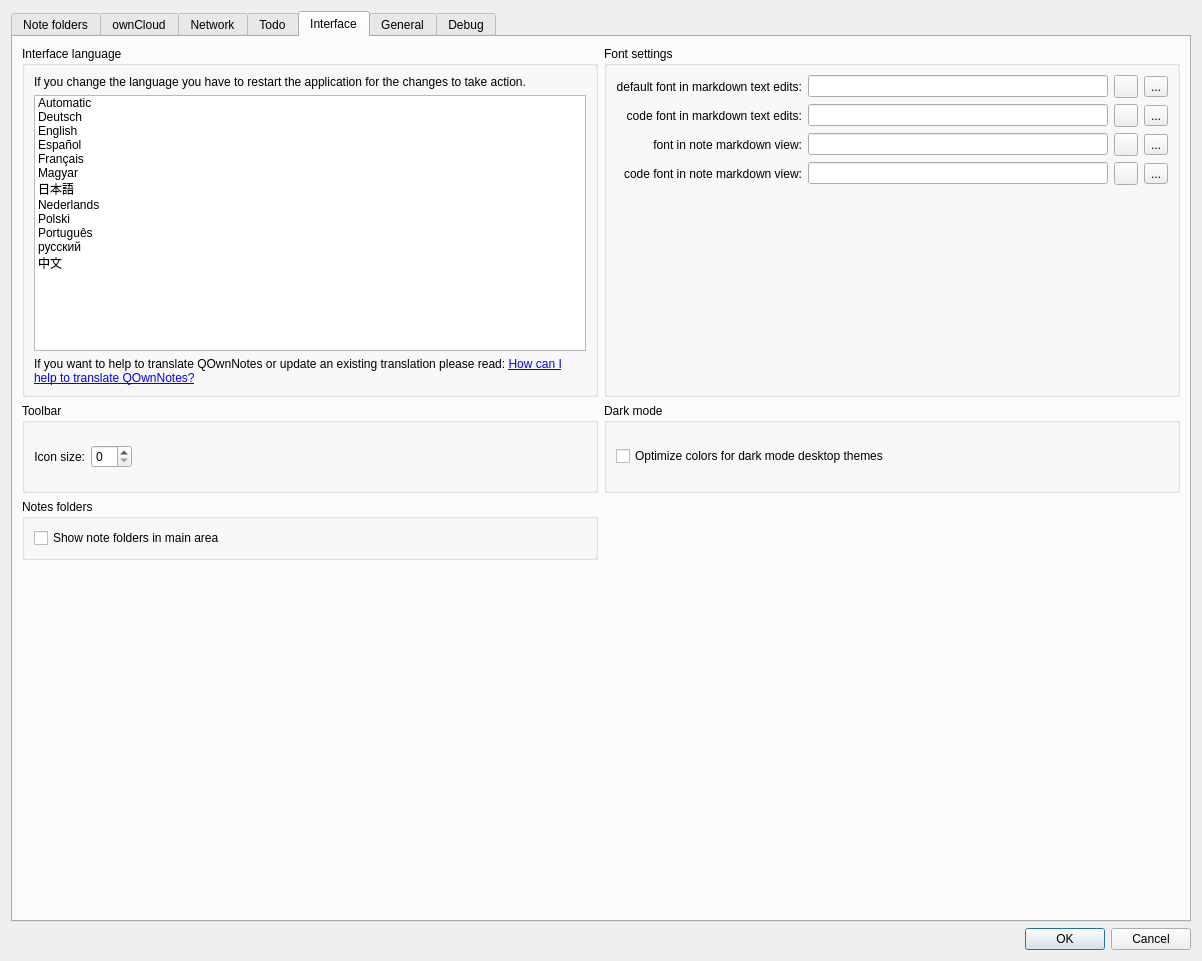
Before: the Qt Designer form src/dialogs/settingsdialog.ui in pbek/QOwnNotes, drawn with Qt 5.
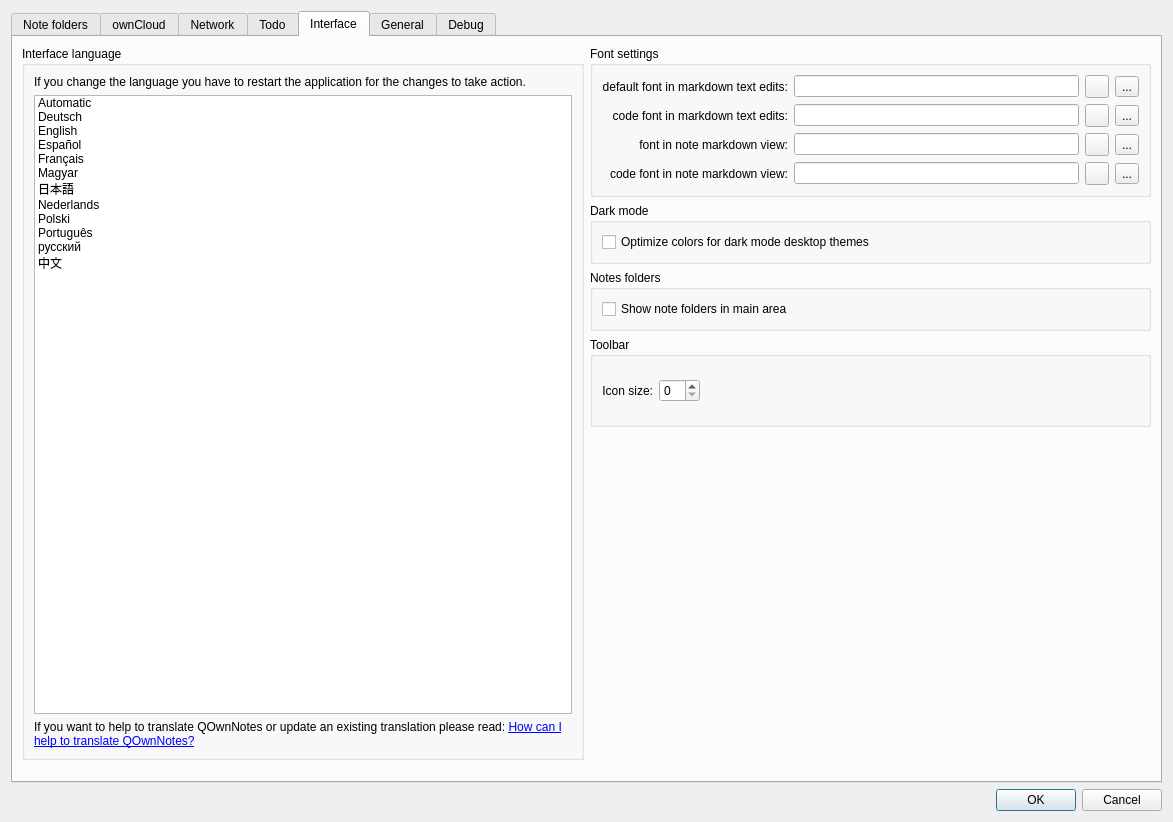
After: the same form once the commit is applied. The open tabs and pages were chosen to show the change. Icons and pictures are not drawn. Custom widgets are drawn as their Qt base class.

What changed in the file:
```diff
--- a/src/dialogs/settingsdialog.ui
+++ b/src/dialogs/settingsdialog.ui
@@ -6,8 +6,8 @@
    <rect>
     <x>0</x>
     <y>0</y>
-    <width>1202</width>
-    <height>961</height>
+    <width>1173</width>
+    <height>822</height>
    </rect>
   </property>
   <property name="windowTitle">
@@ -16,7 +16,7 @@
   <layout class="QGridLayout" name="gridLayout_2">
    <item row="0" column="0">
     <layout class="QGridLayout" name="gridLayout">
-     <item row="1" column="0">
+     <item row="0" column="0">
       <widget class="QTabWidget" name="tabWidget">
        <property name="currentIndex">
         <number>0</number>
@@ -1285,388 +1285,307 @@
         <layout class="QHBoxLayout" name="horizontalLayout_2">
          <item>
           <layout class="QGridLayout" name="gridLayout_29">
-           <item row="0" column="0">
-            <widget class="QGroupBox" name="groupBox_7">
-             <property name="minimumSize">
-              <size>
-               <width>0</width>
-               <height>0</height>
-              </size>
+           <item row="1" column="1" rowspan="3">
+            <widget class="QFrame" name="frame_2">
+             <property name="frameShape">
+              <enum>QFrame::NoFrame</enum>
              </property>
-             <property name="title">
-              <string>Interface language</string>
+             <property name="frameShadow">
+              <enum>QFrame::Raised</enum>
              </property>
-             <layout class="QGridLayout" name="gridLayout_10">
-              <item row="2" column="0">
-               <widget class="QLabel" name="label_8">
-                <property name="text">
-                 <string>&lt;html&gt;&lt;head/&gt;&lt;body&gt;&lt;p&gt;If you want to help to translate QOwnNotes or update an existing translation please read: &lt;a href=&quot;http://www.qownnotes.org/Knowledge-base/How-can-I-help-to-translate-QOwnNotes&quot;&gt;How can I help to translate QOwnNotes?&lt;/a&gt;&lt;/p&gt;&lt;/body&gt;&lt;/html&gt;</string>
+             <layout class="QVBoxLayout" name="verticalLayout_8">
+              <property name="leftMargin">
+               <number>0</number>
+              </property>
+              <property name="topMargin">
+               <number>0</number>
+              </property>
+              <property name="rightMargin">
+               <number>0</number>
+              </property>
+              <property name="bottomMargin">
+               <number>0</number>
+              </property>
+              <item>
+               <widget class="QGroupBox" name="groupBox_2">
+                <property name="sizePolicy">
+                 <sizepolicy hsizetype="Minimum" vsizetype="Preferred">
+                  <horstretch>0</horstretch>
+                  <verstretch>0</verstretch>
+                 </sizepolicy>
                 </property>
-                <property name="wordWrap">
-                 <bool>true</bool>
+                <property name="title">
+                 <string>Font settings</string>
                 </property>
-                <property name="openExternalLinks">
-                 <bool>true</bool>
-                </property>
+                <layout class="QGridLayout" name="gridLayout_6">
+                 <item row="0" column="1">
+                  <widget class="QLineEdit" name="noteTextEditFontLabel">
+                   <property name="readOnly">
+                    <bool>true</bool>
+                   </property>
+                  </widget>
+                 </item>
+                 <item row="3" column="1">
+                  <widget class="QLineEdit" name="noteTextViewCodeFontLabel">
+                   <property name="readOnly">
+                    <bool>true</bool>
+                   </property>
+                  </widget>
+                 </item>
+                 <item row="2" column="1">
+                  <widget class="QLineEdit" name="noteTextViewFontLabel">
+                   <property name="readOnly">
+                    <bool>true</bool>
+                   </property>
+                  </widget>
+                 </item>
+                 <item row="2" column="0">
+                  <widget class="QLabel" name="noteTextViewFontHeadlineLabel">
+                   <property name="text">
+                    <string>font in note markdown view:</string>
+                   </property>
+                   <property name="alignment">
+                    <set>Qt::AlignRight|Qt::AlignTrailing|Qt::AlignVCenter</set>
+                   </property>
+                  </widget>
+                 </item>
+                 <item row="0" column="0">
+                  <widget class="QLabel" name="noteTextEditFontHeadlineLabel">
+                   <property name="text">
+                    <string>default font in markdown text edits:</string>
+                   </property>
+                   <property name="alignment">
+                    <set>Qt::AlignRight|Qt::AlignTrailing|Qt::AlignVCenter</set>
+                   </property>
+                  </widget>
+                 </item>
+                 <item row="1" column="3">
+                  <widget class="QToolButton" name="noteTextEditCodeResetButton">
+                   <property name="toolTip">
+                    <string>reset font</string>
+                   </property>
+                   <property name="text">
+                    <string notr="true">...</string>
+                   </property>
+                   <property name="icon">
+                    <iconset theme="dialog-cancel" resource="../breeze-qownnotes.qrc">
+                     <normaloff>:/icons/breeze-qownnotes/16x16/dialog-cancel.svg</normaloff>:/icons/breeze-qownnotes/16x16/dialog-cancel.svg</iconset>
+                   </property>
+                  </widget>
+                 </item>
+                 <item row="0" column="3">
+                  <widget class="QToolButton" name="noteTextEditResetButton">
+                   <property name="toolTip">
+                    <string>reset font</string>
+                   </property>
+                   <property name="text">
+                    <string notr="true">...</string>
+                   </property>
+                   <property name="icon">
+                    <iconset theme="dialog-cancel" resource="../breeze-qownnotes.qrc">
+                     <normaloff>:/icons/breeze-qownnotes/16x16/dialog-cancel.svg</normaloff>:/icons/breeze-qownnotes/16x16/dialog-cancel.svg</iconset>
+                   </property>
+                  </widget>
+                 </item>
+                 <item row="2" column="2">
+                  <widget class="QToolButton" name="noteTextViewButton">
+                   <property name="toolTip">
+                    <string>set a new font</string>
+                   </property>
+                   <property name="text">
+                    <string/>
+                   </property>
+                   <property name="icon">
+                    <iconset theme="gtk-select-font" resource="../breeze-qownnotes.qrc">
+                     <normaloff>:/icons/breeze-qownnotes/16x16/gtk-select-font.svg</normaloff>:/icons/breeze-qownnotes/16x16/gtk-select-font.svg</iconset>
+                   </property>
+                  </widget>
+                 </item>
+                 <item row="1" column="0">
+                  <widget class="QLabel" name="noteTextEditCodeFontHeadlineLabel">
+                   <property name="text">
+                    <string>code font in markdown text edits:</string>
+                   </property>
+                   <property name="alignment">
+                    <set>Qt::AlignRight|Qt::AlignTrailing|Qt::AlignVCenter</set>
+                   </property>
+                  </widget>
+                 </item>
+                 <item row="3" column="0">
+                  <widget class="QLabel" name="noteTextViewCodeFontHeadlineLabel">
+                   <property name="text">
+                    <string>code font in note markdown view:</string>
+                   </property>
+                   <property name="alignment">
+                    <set>Qt::AlignRight|Qt::AlignTrailing|Qt::AlignVCenter</set>
+                   </property>
+                  </widget>
+                 </item>
+                 <item row="0" column="2">
+                  <widget class="QToolButton" name="noteTextEditButton">
+                   <property name="toolTip">
+                    <string>set a new font</string>
+                   </property>
+                   <property name="icon">
+                    <iconset theme="gtk-select-font" resource="../breeze-qownnotes.qrc">
+                     <normaloff>:/icons/breeze-qownnotes/16x16/gtk-select-font.svg</normaloff>:/icons/breeze-qownnotes/16x16/gtk-select-font.svg</iconset>
+                   </property>
+                  </widget>
+                 </item>
+                 <item row="1" column="1">
+                  <widget class="QLineEdit" name="noteTextEditCodeFontLabel">
+                   <property name="readOnly">
+                    <bool>true</bool>
+                   </property>
+                  </widget>
+                 </item>
+                 <item row="1" column="2">
+                  <widget class="QToolButton" name="noteTextEditCodeButton">
+                   <property name="toolTip">
+                    <string>set a new font</string>
+                   </property>
+                   <property name="text">
+                    <string/>
+                   </property>
+                   <property name="icon">
+                    <iconset theme="gtk-select-font" resource="../breeze-qownnotes.qrc">
+                     <normaloff>:/icons/breeze-qownnotes/16x16/gtk-select-font.svg</normaloff>:/icons/breeze-qownnotes/16x16/gtk-select-font.svg</iconset>
+                   </property>
+                  </widget>
+                 </item>
+                 <item row="2" column="3">
+                  <widget class="QToolButton" name="noteTextViewResetButton">
+                   <property name="toolTip">
+                    <string>reset font</string>
+                   </property>
+                   <property name="text">
+                    <string notr="true">...</string>
+                   </property>
+                   <property name="icon">
+                    <iconset theme="dialog-cancel" resource="../breeze-qownnotes.qrc">
+                     <normaloff>:/icons/breeze-qownnotes/16x16/dialog-cancel.svg</normaloff>:/icons/breeze-qownnotes/16x16/dialog-cancel.svg</iconset>
+                   </property>
+                  </widget>
+                 </item>
+                 <item row="3" column="3">
+                  <widget class="QToolButton" name="noteTextViewCodeResetButton">
+                   <property name="toolTip">
+                    <string>reset font</string>
+                   </property>
+                   <property name="text">
+                    <string notr="true">...</string>
+                   </property>
+                   <property name="icon">
+                    <iconset theme="dialog-cancel" resource="../breeze-qownnotes.qrc">
+                     <normaloff>:/icons/breeze-qownnotes/16x16/dialog-cancel.svg</normaloff>:/icons/breeze-qownnotes/16x16/dialog-cancel.svg</iconset>
+                   </property>
+                  </widget>
+                 </item>
+                 <item row="3" column="2">
+                  <widget class="QToolButton" name="noteTextViewCodeButton">
+                   <property name="toolTip">
+                    <string>set a new font</string>
+                   </property>
+                   <property name="text">
+                    <string/>
+                   </property>
+                   <property name="icon">
+                    <iconset theme="gtk-select-font" resource="../breeze-qownnotes.qrc">
+                     <normaloff>:/icons/breeze-qownnotes/16x16/gtk-select-font.svg</normaloff>:/icons/breeze-qownnotes/16x16/gtk-select-font.svg</iconset>
+                   </property>
+                  </widget>
+                 </item>
+                </layout>
                </widget>
               </item>
-              <item row="1" column="0">
-               <widget class="QListWidget" name="languageListWidget">
-                <item>
-                 <property name="text">
-                  <string>Automatic</string>
-                 </property>
-                 <property name="whatsThis">
-                  <string notr="true"/>
-                 </property>
-                </item>
-                <item>
-                 <property name="text">
-                  <string notr="true">Deutsch</string>
-                 </property>
-                 <property name="toolTip">
-                  <string>German</string>
-                 </property>
-                 <property name="whatsThis">
-                  <string notr="true">de</string>
-                 </property>
-                </item>
-                <item>
-                 <property name="text">
-                  <string notr="true">English</string>
-                 </property>
-                 <property name="toolTip">
-                  <string>English</string>
-                 </property>
-                 <property name="whatsThis">
-                  <string notr="true">en</string>
-                 </property>
-                </item>
-                <item>
-                 <property name="text">
-                  <string notr="true">Español</string>
-                 </property>
-                 <property name="toolTip">
-                  <string>Spanish</string>
-                 </property>
-                 <property name="whatsThis">
-                  <string notr="true">es</string>
-                 </property>
-                </item>
-                <item>
-                 <property name="text">
-                  <string notr="true">Français</string>
-                 </property>
-                 <property name="toolTip">
-                  <string>French</string>
-                 </property>
-                 <property name="whatsThis">
-                  <string notr="true">fr</string>
-                 </property>
-                </item>
-                <item>
-                 <property name="text">
-                  <string notr="true">Magyar</string>
-                 </property>
-                 <property name="toolTip">
-                  <string>Hungarian</string>
-                 </property>
-                 <property name="whatsThis">
-                  <string notr="true">hu</string>
-                 </property>
-                </item>
-                <item>
-                 <property name="text">
-                  <string notr="true">日本語</string>
-                 </property>
-                 <property name="toolTip">
-                  <string>Japanese</string>
-                 </property>
-                 <property name="whatsThis">
-                  <string notr="true">ja</string>
-                 </property>
-                </item>
-                <item>
-                 <property name="text">
-                  <string notr="true">Nederlands</string>
-                 </property>
-                 <property name="toolTip">
-                  <string>Dutch</string>
-                 </property>
-                 <property name="whatsThis">
-                  <string notr="true">nl</string>
-                 </property>
-                </item>
-                <item>
-                 <property name="text">
-                  <string notr="true">Polski</string>
-                 </property>
-                 <property name="toolTip">
-                  <string>Polish</string>
-                 </property>
-                 <property name="whatsThis">
-                  <string notr="true">pl</string>
-                 </property>
-                </item>
-                <item>
-                 <property name="text">
-                  <string notr="true">Português</string>
-                 </property>
-                 <property name="toolTip">
-                  <string>Portuguese</string>
-                 </property>
-                 <property name="whatsThis">
-                  <string notr="true">pt</string>
-                 </property>
-                </item>
-                <item>
-                 <property name="text">
-                  <string notr="true">русский</string>
-                 </property>
-                 <property name="toolTip">
-                  <string>Russian</string>
-                 </property>
-                 <property name="whatsThis">
-                  <string notr="true">ru</string>
-                 </property>
-                </item>
-                <item>
-                 <property name="text">
-                  <string notr="true">中文</string>
-                 </property>
-                 <property name="toolTip">
-                  <string>Chinese</string>
-                 </property>
-                 <property name="whatsThis">
-                  <string notr="true">zh</string>
-                 </property>
-                </item>
-               </widget>
-              </item>
-              <item row="0" column="0">
-               <widget class="QLabel" name="label_2">
-                <property name="text">
-                 <string>If you change the language you have to restart the application for the changes to take action.</string>
+              <item>
+               <widget class="QGroupBox" name="groupBox_14">
+                <property name="title">
+                 <string>Dark mode</string>
                 </property>
-                <property name="wordWrap">
-                 <bool>true</bool>
-                </property>
+                <layout class="QGridLayout" name="gridLayout_24">
+                 <item row="0" column="0">
+                  <widget class="QCheckBox" name="darkModeColorsCheckBox">
+                   <property name="text">
+                    <string>Optimize colors for dark mode desktop themes</string>
+                   </property>
+                  </widget>
+                 </item>
+                </layout>
                </widget>
               </item>
-             </layout>
-            </widget>
-           </item>
-           <item row="5" column="0">
-            <spacer name="verticalSpacer_6">
-             <property name="orientation">
-              <enum>Qt::Vertical</enum>
-             </property>
-             <property name="sizeHint" stdset="0">
-              <size>
-               <width>20</width>
-               <height>40</height>
-              </size>
-             </property>
-            </spacer>
-           </item>
-           <item row="0" column="1">
-            <widget class="QGroupBox" name="groupBox_2">
-             <property name="sizePolicy">
-              <sizepolicy hsizetype="Minimum" vsizetype="Preferred">
-               <horstretch>0</horstretch>
-               <verstretch>0</verstretch>
-              </sizepolicy>
-             </property>
-             <property name="title">
-              <string>Font settings</string>
-             </property>
-             <layout class="QGridLayout" name="gridLayout_6">
-              <item row="0" column="1">
-               <widget class="QLineEdit" name="noteTextEditFontLabel">
-                <property name="readOnly">
-                 <bool>true</bool>
+              <item>
+               <widget class="QGroupBox" name="groupBox_4">
+                <property name="sizePolicy">
+                 <sizepolicy hsizetype="Minimum" vsizetype="Preferred">
+                  <horstretch>0</horstretch>
+                  <verstretch>0</verstretch>
+                 </sizepolicy>
                 </property>
-               </widget>
-              </item>
-              <item row="3" column="1">
-               <widget class="QLineEdit" name="noteTextViewCodeFontLabel">
-                <property name="readOnly">
-                 <bool>true</bool>
+                <property name="title">
+                 <string>Notes folders</string>
                 </property>
+                <layout class="QVBoxLayout" name="verticalLayout_3">
+                 <item>
+                  <widget class="QCheckBox" name="showNoteFolderCheckBox">
+                   <property name="text">
+                    <string>Show note folders in main area</string>
+                   </property>
+                  </widget>
+                 </item>
+                </layout>
                </widget>
               </item>
-              <item row="2" column="1">
-               <widget class="QLineEdit" name="noteTextViewFontLabel">
-                <property name="readOnly">
-                 <bool>true</bool>
+              <item>
+               <widget class="QGroupBox" name="groupBox_6">
+                <property name="minimumSize">
+                 <size>
+                  <width>0</width>
+                  <height>90</height>
+                 </size>
                 </property>
-               </widget>
-              </item>
-              <item row="2" column="0">
-               <widget class="QLabel" name="noteTextViewFontHeadlineLabel">
-                <property name="text">
-                 <string>font in note markdown view:</string>
+                <property name="title">
+                 <string>Toolbar</string>
                 </property>
-                <property name="alignment">
-                 <set>Qt::AlignRight|Qt::AlignTrailing|Qt::AlignVCenter</set>
-                </property>
+                <layout class="QGridLayout" name="gridLayout_13">
+                 <item row="0" column="1">
+                  <widget class="QLabel" name="toolbarIconSizeLabel">
+                   <property name="text">
+                    <string>Icon size:</string>
+                   </property>
+                   <property name="alignment">
+                    <set>Qt::AlignRight|Qt::AlignTrailing|Qt::AlignVCenter</set>
+                   </property>
+                  </widget>
+                 </item>
+                 <item row="0" column="2">
+                  <widget class="QSpinBox" name="toolbarIconSizeSpinBox"/>
+                 </item>
+                 <item row="0" column="3">
+                  <spacer name="horizontalSpacer_3">
+                   <property name="orientation">
+                    <enum>Qt::Horizontal</enum>
+                   </property>
+                   <property name="sizeHint" stdset="0">
+                    <size>
+                     <width>40</width>
+                     <height>20</height>
+                    </size>
+                   </property>
+                  </spacer>
+                 </item>
+                </layout>
                </widget>
               </item>
-              <item row="0" column="0">
-               <widget class="QLabel" name="noteTextEditFontHeadlineLabel">
-                <property name="text">
-                 <string>default font in markdown text edits:</string>
-                </property>
-                <property name="alignment">
-                 <set>Qt::AlignRight|Qt::AlignTrailing|Qt::AlignVCenter</set>
-                </property>
-               </widget>
-              </item>
-              <item row="1" column="3">
-               <widget class="QToolButton" name="noteTextEditCodeResetButton">
-                <property name="toolTip">
-                 <string>reset font</string>
-                </property>
-                <property name="text">
-                 <string notr="true">...</string>
-                </property>
-                <property name="icon">
-                 <iconset theme="dialog-cancel" resource="../breeze-qownnotes.qrc">
-                  <normaloff>:/icons/breeze-qownnotes/16x16/dialog-cancel.svg</normaloff>:/icons/breeze-qownnotes/16x16/dialog-cancel.svg</iconset>
-                </property>
-               </widget>
-              </item>
-              <item row="0" column="3">
-               <widget class="QToolButton" name="noteTextEditResetButton">
-                <property name="toolTip">
-                 <string>reset font</string>
-                </property>
-                <property name="text">
-                 <string notr="true">...</string>
-                </property>
-                <property name="icon">
-                 <iconset theme="dialog-cancel" resource="../breeze-qownnotes.qrc">
-                  <normaloff>:/icons/breeze-qownnotes/16x16/dialog-cancel.svg</normaloff>:/icons/breeze-qownnotes/16x16/dialog-cancel.svg</iconset>
-                </property>
-               </widget>
-              </item>
-              <item row="2" column="2">
-               <widget class="QToolButton" name="noteTextViewButton">
-                <property name="toolTip">
-                 <string>set a new font</string>
-                </property>
-                <property name="text">
-                 <string/>
-                </property>
-                <property name="icon">
-                 <iconset theme="gtk-select-font" resource="../breeze-qownnotes.qrc">
-                  <normaloff>:/icons/breeze-qownnotes/16x16/gtk-select-font.svg</normaloff>:/icons/breeze-qownnotes/16x16/gtk-select-font.svg</iconset>
-                </property>
-               </widget>
-              </item>
-              <item row="1" column="0">
-               <widget class="QLabel" name="noteTextEditCodeFontHeadlineLabel">
-                <property name="text">
-                 <string>code font in markdown text edits:</string>
-                </property>
-                <property name="alignment">
-                 <set>Qt::AlignRight|Qt::AlignTrailing|Qt::AlignVCenter</set>
-                </property>
-               </widget>
-              </item>
-              <item row="3" column="0">
-               <widget class="QLabel" name="noteTextViewCodeFontHeadlineLabel">
-                <property name="text">
-                 <string>code font in note markdown view:</string>
-                </property>
-                <property name="alignment">
-                 <set>Qt::AlignRight|Qt::AlignTrailing|Qt::AlignVCenter</set>
-                </property>
-               </widget>
-              </item>
-              <item row="0" column="2">
-               <widget class="QToolButton" name="noteTextEditButton">
-                <property name="toolTip">
-                 <string>set a new font</string>
-                </property>
-                <property name="icon">
-                 <iconset theme="gtk-select-font" resource="../breeze-qownnotes.qrc">
-                  <normaloff>:/icons/breeze-qownnotes/16x16/gtk-select-font.svg</normaloff>:/icons/breeze-qownnotes/16x16/gtk-select-font.svg</iconset>
-                </property>
-               </widget>
-              </item>
-              <item row="1" column="2">
-               <widget class="QToolButton" name="noteTextEditCodeButton">
-                <property name="toolTip">
-                 <string>set a new font</string>
-                </property>
-                <property name="text">
-                 <string/>
-                </property>
-                <property name="icon">
-                 <iconset theme="gtk-select-font" resource="../breeze-qownnotes.qrc">
-                  <normaloff>:/icons/breeze-qownnotes/16x16/gtk-select-font.svg</normaloff>:/icons/breeze-qownnotes/16x16/gtk-select-font.svg</iconset>
-                </property>
-               </widget>
-              </item>
-              <item row="2" column="3">
-               <widget class="QToolButton" name="noteTextViewResetButton">
-                <property name="toolTip">
-                 <string>reset font</string>
-                </property>
-                <property name="text">
-                 <string notr="true">...</string>
-                </property>
-                <property name="icon">
-                 <iconset theme="dialog-cancel" resource="../breeze-qownnotes.qrc">
-                  <normaloff>:/icons/breeze-qownnotes/16x16/dialog-cancel.svg</normaloff>:/icons/breeze-qownnotes/16x16/dialog-cancel.svg</iconset>
-                </property>
-               </widget>
-              </item>
-              <item row="1" column="1">
-               <widget class="QLineEdit" name="noteTextEditCodeFontLabel">
-                <property name="readOnly">
-                 <bool>true</bool>
-                </property>
-               </widget>
-              </item>
-              <item row="3" column="3">
-               <widget class="QToolButton" name="noteTextViewCodeResetButton">
-                <property name="toolTip">
-                 <string>reset font</string>
-                </property>
-                <property name="text">
-                 <string notr="true">...</string>
-                </property>
-                <property name="icon">
-                 <iconset theme="dialog-cancel" resource="../breeze-qownnotes.qrc">
-                  <normaloff>:/icons/breeze-qownnotes/16x16/dialog-cancel.svg</normaloff>:/icons/breeze-qownnotes/16x16/dialog-cancel.svg</iconset>
-                </property>
-               </widget>
-              </item>
-              <item row="3" column="2">
-               <widget class="QToolButton" name="noteTextViewCodeButton">
-                <property name="toolTip">
-                 <string>set a new font</string>
-                </property>
-                <property name="text">
-                 <string/>
-                </property>
-                <property name="icon">
-                 <iconset theme="gtk-select-font" resource="../breeze-qownnotes.qrc">
-                  <normaloff>:/icons/breeze-qownnotes/16x16/gtk-select-font.svg</normaloff>:/icons/breeze-qownnotes/16x16/gtk-select-font.svg</iconset>
-                </property>
-               </widget>
-              </item>
-              <item row="4" column="0">
-               <spacer name="verticalSpacer_10">
+              <item>
+               <spacer name="verticalSpacer_6">
                 <property name="orientation">
                  <enum>Qt::Vertical</enum>
                 </property>
                 <property name="sizeHint" stdset="0">
                  <size>
                   <width>20</width>
-                  <height>40</height>
+                  <height>5</height>
                  </size>
                 </property>
                </spacer>
@@ -1675,79 +1594,195 @@
             </widget>
            </item>
            <item row="1" column="0">
-            <widget class="QGroupBox" name="groupBox_6">
-             <property name="minimumSize">
-              <size>
-               <width>0</width>
-               <height>90</height>
-              </size>
+            <widget class="QFrame" name="frame_4">
+             <property name="frameShape">
+              <enum>QFrame::NoFrame</enum>
              </property>
-             <property name="title">
-              <string>Toolbar</string>
+             <property name="frameShadow">
+              <enum>QFrame::Raised</enum>
              </property>
-             <layout class="QGridLayout" name="gridLayout_13">
-              <item row="0" column="1">
-               <widget class="QLabel" name="toolbarIconSizeLabel">
-                <property name="text">
-                 <string>Icon size:</string>
-                </property>
-                <property name="alignment">
-                 <set>Qt::AlignRight|Qt::AlignTrailing|Qt::AlignVCenter</set>
-                </property>
-               </widget>
-              </item>
-              <item row="0" column="2">
-               <widget class="QSpinBox" name="toolbarIconSizeSpinBox"/>
-              </item>
-              <item row="0" column="3">
-               <spacer name="horizontalSpacer_3">
-                <property name="orientation">
-                 <enum>Qt::Horizontal</enum>
-                </property>
-                <property name="sizeHint" stdset="0">
+             <layout class="QVBoxLayout" name="verticalLayout_11">
+              <property name="leftMargin">
+               <number>0</number>
+              </property>
+              <property name="topMargin">
+               <number>0</number>
+              </property>
+              <property name="rightMargin">
+               <number>0</number>
+              </property>
+              <property name="bottomMargin">
+               <number>0</number>
+              </property>
+              <item>
+               <widget class="QGroupBox" name="groupBox_7">
+                <property name="minimumSize">
                  <size>
-                  <width>40</width>
-                  <height>20</height>
+                  <width>0</width>
+                  <height>0</height>
                  </size>
                 </property>
-               </spacer>
-              </item>
-             </layout>
-            </widget>
-           </item>
-           <item row="1" column="1">
-            <widget class="QGroupBox" name="groupBox_14">
-             <property name="title">
-              <string>Dark mode</string>
-             </property>
-             <layout class="QGridLayout" name="gridLayout_24">
-              <item row="0" column="0">
-               <widget class="QCheckBox" name="darkModeColorsCheckBox">
-                <property name="text">
-                 <string>Optimize colors for dark mode desktop themes</string>
+                <property name="title">
+                 <string>Interface language</string>
                 </property>
-               </widget>
-              </item>
-             </layout>
-            </widget>
-           </item>
-           <item row="4" column="0">
-            <widget class="QGroupBox" name="groupBox_4">
-             <property name="sizePolicy">
-              <sizepolicy hsizetype="Minimum" vsizetype="Preferred">
-               <horstretch>0</horstretch>
-               <verstretch>0</verstretch>
-              </sizepolicy>
-             </property>
-             <property name="title">
-              <string>Notes folders</string>
-             </property>
-             <layout class="QVBoxLayout" name="verticalLayout_3">
-              <item>
-               <widget class="QCheckBox" name="showNoteFolderCheckBox">
-                <property name="text">
-                 <string>Show note folders in main area</string>
-                </property>
+                <layout class="QGridLayout" name="gridLayout_10">
+                 <item row="2" column="0">
+                  <widget class="QLabel" name="label_8">
+                   <property name="text">
+                    <string>&lt;html&gt;&lt;head/&gt;&lt;body&gt;&lt;p&gt;If you want to help to translate QOwnNotes or update an existing translation please read: &lt;a href=&quot;http://www.qownnotes.org/Knowledge-base/How-can-I-help-to-translate-QOwnNotes&quot;&gt;How can I help to translate QOwnNotes?&lt;/a&gt;&lt;/p&gt;&lt;/body&gt;&lt;/html&gt;</string>
+                   </property>
+                   <property name="wordWrap">
+                    <bool>true</bool>
+                   </property>
+                   <property name="openExternalLinks">
+                    <bool>true</bool>
+                   </property>
+                  </widget>
+                 </item>
+                 <item row="1" column="0">
+                  <widget class="QListWidget" name="languageListWidget">
+                   <item>
+                    <property name="text">
+                     <string>Automatic</string>
+                    </property>
+                    <property name="whatsThis">
+                     <string notr="true"/>
+                    </property>
+                   </item>
+                   <item>
+                    <property name="text">
+                     <string notr="true">Deutsch</string>
+                    </property>
+                    <property name="toolTip">
+                     <string>German</string>
+                    </property>
+                    <property name="whatsThis">
+                     <string notr="true">de</string>
+                    </property>
+                   </item>
+                   <item>
+                    <property name="text">
+                     <string notr="true">English</string>
+                    </property>
+                    <property name="toolTip">
+                     <string>English</string>
+                    </property>
+                    <property name="whatsThis">
+                     <string notr="true">en</string>
+                    </property>
+                   </item>
+                   <item>
+                    <property name="text">
+                     <string notr="true">Español</string>
+                    </property>
+                    <property name="toolTip">
+                     <string>Spanish</string>
+                    </property>
+                    <property name="whatsThis">
+                     <string notr="true">es</string>
+                    </property>
+                   </item>
+                   <item>
+                    <property name="text">
+                     <string notr="true">Français</string>
+                    </property>
+                    <property name="toolTip">
+                     <string>French</string>
+                    </property>
+                    <property name="whatsThis">
+                     <string notr="true">fr</string>
+                    </property>
+                   </item>
+                   <item>
+                    <property name="text">
+                     <string notr="true">Magyar</string>
+                    </property>
+                    <property name="toolTip">
+                     <string>Hungarian</string>
+                    </property>
+                    <property name="whatsThis">
+                     <string notr="true">hu</string>
+                    </property>
+                   </item>
+                   <item>
+                    <property name="text">
+                     <string notr="true">日本語</string>
+                    </property>
+                    <property name="toolTip">
+                     <string>Japanese</string>
+                    </property>
+                    <property name="whatsThis">
+                     <string notr="true">ja</string>
+                    </property>
+                   </item>
+                   <item>
+                    <property name="text">
+                     <string notr="true">Nederlands</string>
+                    </property>
+                    <property name="toolTip">
+                     <string>Dutch</string>
+                    </property>
+                    <property name="whatsThis">
+                     <string notr="true">nl</string>
+                    </property>
+                   </item>
+                   <item>
+                    <property name="text">
+                     <string notr="true">Polski</string>
+                    </property>
+                    <property name="toolTip">
+                     <string>Polish</string>
+                    </property>
+                    <property name="whatsThis">
+                     <string notr="true">pl</string>
+                    </property>
+                   </item>
+                   <item>
+                    <property name="text">
+                     <string notr="true">Português</string>
+                    </property>
+                    <property name="toolTip">
+                     <string>Portuguese</string>
+                    </property>
+                    <property name="whatsThis">
+                     <string notr="true">pt</string>
+                    </property>
+                   </item>
+                   <item>
+                    <property name="text">
+                     <string notr="true">русский</string>
+                    </property>
+                    <property name="toolTip">
+                     <string>Russian</string>
+                    </property>
+                    <property name="whatsThis">
+                     <string notr="true">ru</string>
+                    </property>
+                   </item>
+                   <item>
+                    <property name="text">
+                     <string notr="true">中文</string>
+                    </property>
+                    <property name="toolTip">
+                     <string>Chinese</string>
+                    </property>
+                    <property name="whatsThis">
+                     <string notr="true">zh</string>
+                    </property>
+                   </item>
+                  </widget>
+                 </item>
+                 <item row="0" column="0">
+                  <widget class="QLabel" name="label_2">
+                   <property name="text">
+                    <string>If you change the language you have to restart the application for the changes to take action.</string>
+                   </property>
+                   <property name="wordWrap">
+                    <bool>true</bool>
+                   </property>
+                  </widget>
+                 </item>
+                </layout>
                </widget>
               </item>
              </layout>
```
Left out of the diff: 441 changed lines with no effect on the pictures.
